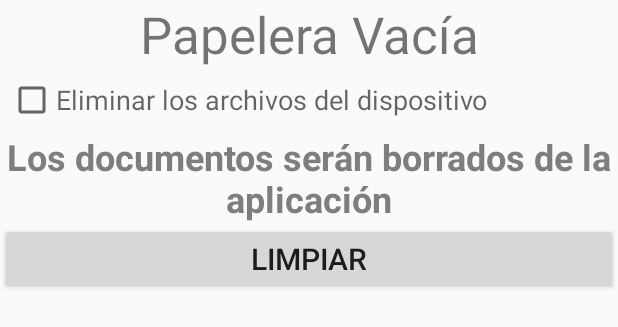
After one commit to CoolRack-org/CoolRack, an Android app: the layout delete_popup.xml on its own in the app's theme, with its tools: preview values and no code run, on a phone screen of 412 x 824 dp. The commit adds this screen. Shown: the top 327 px of the screen. Run offline under Robolectric (Android 15) with nearby library versions, the phone set to English and light mode, and no system bars.

Commit message:
implementacion de funcion para eliminar los libros en la base de datos V1

```diff
--- /dev/null
+++ b/app/src/main/res/layout/delete_popup.xml
@@ -0,0 +1,54 @@
+<?xml version="1.0" encoding="utf-8"?>
+<FrameLayout xmlns:android="http://schemas.android.com/apk/res/android"
+    xmlns:app="http://schemas.android.com/apk/res-auto"
+    android:layout_width="match_parent"
+    android:layout_height="wrap_content">
+
+    <LinearLayout
+        android:layout_width="match_parent"
+        android:layout_height="match_parent"
+        android:orientation="vertical">
+
+        <TextView
+            android:id="@+id/textView2"
+            android:layout_width="match_parent"
+            android:layout_height="wrap_content"
+            android:text="Papelera Vacía"
+            android:textAlignment="center"
+            android:textSize="34sp" />
+
+        <CheckBox
+            android:id="@+id/checkBorrarDelDispositivo"
+            style="?android:attr/textAppearanceMedium"
+            android:layout_width="match_parent"
+            android:layout_height="wrap_content"
+            android:layout_margin="5dp"
+            android:text="Eliminar los archivos del dispositivo" />
+
+        <LinearLayout
+            android:layout_width="match_parent"
+            android:layout_height="match_parent"
+            android:foregroundTint="#EC0909"
+            android:orientation="vertical">
+
+            <TextView
+                android:id="@+id/textoAlertPapelera"
+                android:layout_width="match_parent"
+                android:layout_height="wrap_content"
+                android:text="Los documentos serán borrados de la aplicación"
+                android:textAlignment="center"
+                android:textColor="#7E7E7E"
+                android:textSize="24sp"
+                android:textStyle="bold" />
+
+            <Button
+                android:id="@+id/btnConfirmDelete"
+                android:layout_width="match_parent"
+                android:layout_height="wrap_content"
+                android:text="Limpiar"
+                android:textSize="20sp" />
+        </LinearLayout>
+
+    </LinearLayout>
+
+</FrameLayout>
```
Also changed, not shown: app/src/main/java/com/example/coolrack/Activities/MainActivity.java (+18 -5 lines), app/src/main/java/com/example/coolrack/generalClass/MenuOptions.java (added, +87 -0 lines), app/src/main/res/menu/fragments_menu.xml (+4 -3 lines).
